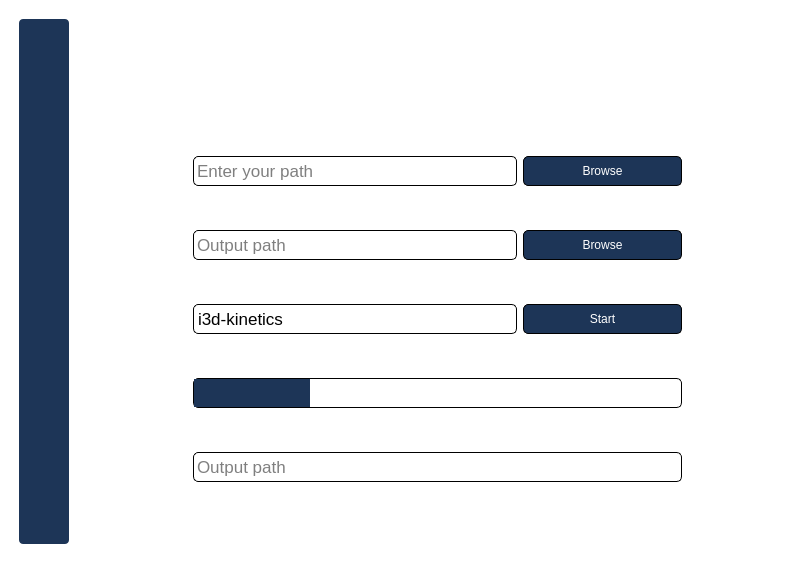
Old version of the form Desktop App/main2.ui in the repository marina-fares/Activity_recognition_application.
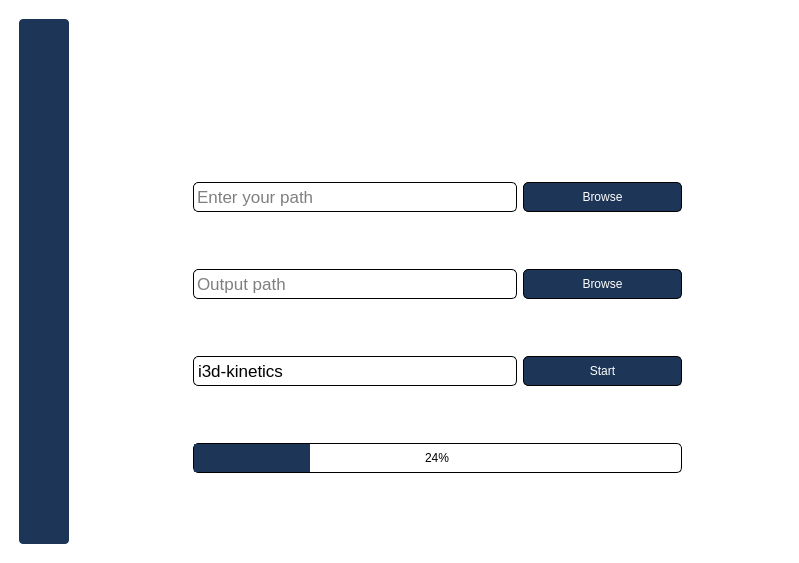
New version of the form. Icons and pictures are not drawn.

```diff
--- a/Desktop App/main2.ui
+++ b/Desktop App/main2.ui
@@ -33,8 +33,7 @@
 QTreeView, QListView
 {
     background-color: #a8dadc;
-    margin-left: 5px;
-color:black;
+    color:black;
 }
 /*
 QWidget:item:hover
@@ -128,7 +127,10 @@
 {
     background-color: #a8dadc;
 }
-
+QPushButton:disabled
+{
+    background-color: #1d3557;
+}
 QComboBox
 {
     selection-background-color: #1d3557;
@@ -365,6 +367,7 @@
 {
     border-radius: 5px;
     text-align: center;
+    color: black;
 }
 
 QProgressBar::chunk
@@ -381,7 +384,7 @@
     padding-right: 10px;
     padding-top: 3px;
     padding-bottom: 2px;
-    margin-right: -1px;
+    margin-right: 1px;
 }
 
 QTabWidget::pane {
@@ -480,7 +483,7 @@
 }
 
 QSlider::handle:horizontal {
-    background: #1d3557;
+    background: #a8dadc;
     border: 1px solid #black;
     width: 14px;
     height: 14px;
@@ -835,7 +838,7 @@
              </property>
              <property name="font">
               <font>
-               <pointsize>-1</pointsize>
+               <pointsize>1</pointsize>
               </font>
              </property>
              <property name="styleSheet">
@@ -859,7 +862,7 @@
              </property>
              <property name="font">
               <font>
-               <pointsize>-1</pointsize>
+               <pointsize>1</pointsize>
               </font>
              </property>
              <property name="styleSheet">
@@ -936,7 +939,7 @@
              </property>
              <property name="font">
               <font>
-               <pointsize>-1</pointsize>
+               <pointsize>1</pointsize>
               </font>
              </property>
              <property name="styleSheet">
@@ -966,42 +969,7 @@
              </property>
             </widget>
            </item>
-           <item row="6" column="1" colspan="3">
-            <widget class="QLineEdit" name="command_line">
-             <property name="minimumSize">
-              <size>
-               <width>188</width>
-               <height>30</height>
-              </size>
-             </property>
-             <property name="font">
-              <font>
-               <pointsize>13</pointsize>
-               <weight>50</weight>
-               <bold>false</bold>
-              </font>
-             </property>
-             <property name="contextMenuPolicy">
-              <enum>Qt::PreventContextMenu</enum>
-             </property>
-             <property name="styleSheet">
-              <string notr="true">border:1px solid black;
-color:black;</string>
-             </property>
-             <property name="dragEnabled">
-              <bool>true</bool>
-             </property>
-             <property name="readOnly">
-              <bool>false</bool>
-             </property>
-             <property name="placeholderText">
-              <string notr="true" comment="yes" extracomment="yes">Output path</string>
-             </property>
-             <property name="clearButtonEnabled">
-              <bool>true</bool>
-             </property>
-            </widget>
-           </item>
+           
            <item row="0" column="1" colspan="3">
             <widget class="QPushButton" name="pushButton">
              <property name="styleSheet">
```
Left out of the diff: 10 changed lines with no effect on the pictures.
